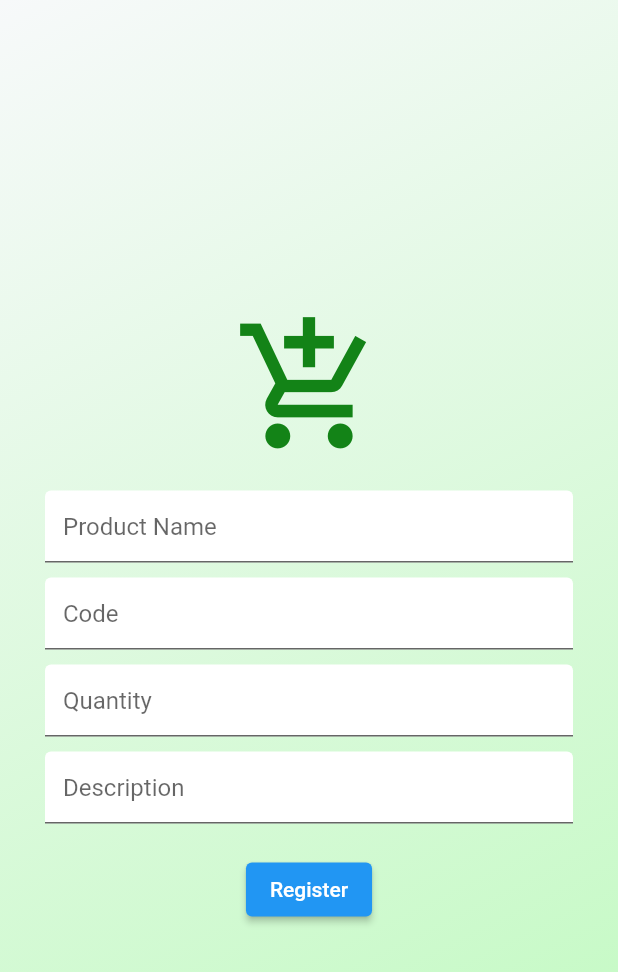
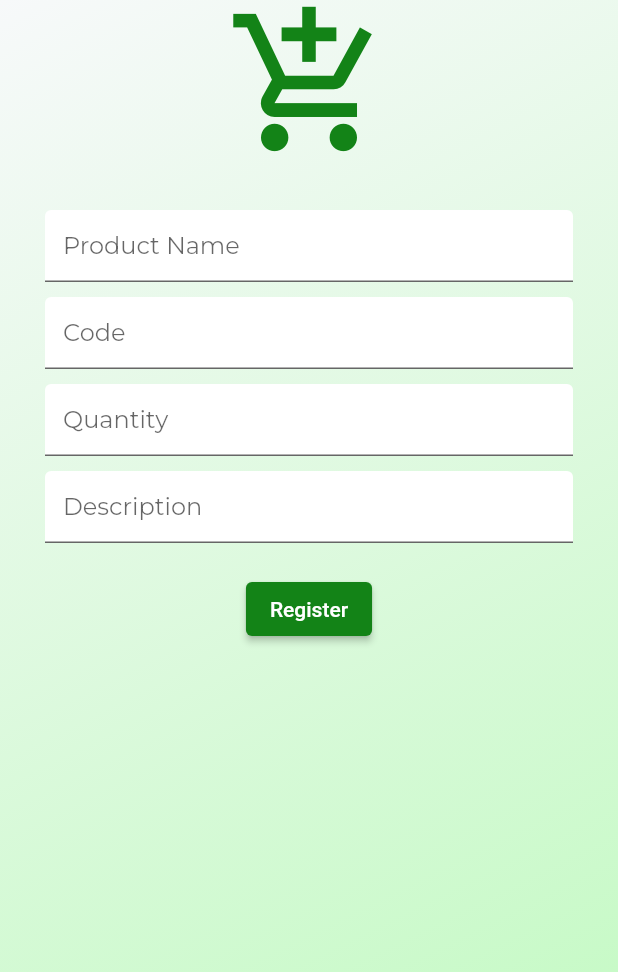
Before and after one commit to karolalencar/aa2-desenvolvimento-movel, a Flutter app: the screen it shows after launch, after a tap on the "add" icon, on a phone screen of 412 x 824 dp. Shown: the top 972 px of the screen. Run offline on Flutter 3.47's test engine with Material 2 defaults, Android fonts, the phone set to English and light mode, and no system bars; generated files the repository leaves out were written again; network calls fail.

Commit message:
fix color and overflow

```diff
--- a/lib/components/products_form.dart
+++ b/lib/components/products_form.dart
@@ -60,20 +60,26 @@ class _ProductsFormState extends State<ProductsForm> {
             end: Alignment.bottomRight,
           ),
         ),
-        child: Center(
+      child: ListView(
+        children: [
+          Center(
           child: Column(
             mainAxisAlignment: MainAxisAlignment.center,
             children: [
               const Icon(
                 Icons.add_shopping_cart_outlined, // Ícone centralizado
-                size: 100,
+                size: 110,
                 color: Color.fromARGB(255, 19, 131, 23),
               ),
-              const SizedBox(height: 20),
+              const SizedBox(height: 30),
               Padding(
                 padding: const EdgeInsets.symmetric(horizontal: 30),
                 child: TextFormField(
                   controller: nameController,
+                  style: TextStyle(
+                      fontSize: 16,
+                      fontFamily: 'Montserrat',
+                  ),
                   decoration: InputDecoration(
                     hintText: AppLocalizations.of(context)!.name,
                     fillColor: Colors.white,
@@ -86,6 +92,10 @@ class _ProductsFormState extends State<ProductsForm> {
                 padding: const EdgeInsets.symmetric(horizontal: 30),
                 child: TextFormField(
                   controller: codeController,
+                  style: TextStyle(
+                      fontSize: 16,
+                      fontFamily: 'Montserrat',
+                  ),
                   decoration: InputDecoration(
                     hintText: AppLocalizations.of(context)!.code_F,
                     fillColor: Colors.white,
@@ -98,6 +108,10 @@ class _ProductsFormState extends State<ProductsForm> {
                 padding: const EdgeInsets.symmetric(horizontal: 30),
                 child: TextFormField(
                   controller: amountController,
+                  style: TextStyle(
+                      fontSize: 16,
+                      fontFamily: 'Montserrat',
+                  ),
                   keyboardType: TextInputType.number,
                   decoration: InputDecoration(
                     hintText: AppLocalizations.of(context)!.quant_F,
@@ -111,6 +125,10 @@ class _ProductsFormState extends State<ProductsForm> {
                 padding: const EdgeInsets.symmetric(horizontal: 30),
                 child: TextFormField(
                   controller: descriptionController,
+                  style: TextStyle(
+                      fontSize: 16,
+                      fontFamily: 'Montserrat',
+                  ),
                   decoration: InputDecoration(
                     hintText: AppLocalizations.of(context)!.desc_F,
                     fillColor: Colors.white,
@@ -132,7 +150,7 @@ class _ProductsFormState extends State<ProductsForm> {
                     content: Text(
                       'Product added successfully!',
                     ),
-                    backgroundColor: Colors.blue,
+                    backgroundColor: Color.fromARGB(255, 19, 131, 23),
                     duration: Duration(seconds: 2),
                   ));
                   Future.delayed(Duration(seconds: 2), () {
@@ -140,14 +158,16 @@ class _ProductsFormState extends State<ProductsForm> {
                   });
                 },
                 style: ElevatedButton.styleFrom(
-                  backgroundColor: Theme.of(context).colorScheme.primary,
+                  backgroundColor: Theme.of(context).colorScheme.secondary,
                 ),
                 child: Text(AppLocalizations.of(context)!.add_F),
-              ),
-            ],
+                ),
+              ],
+            ),
           ),
-        ),
+        ],
       ),
+    ),
     );
   }
 }
--- a/lib/main.dart
+++ b/lib/main.dart
@@ -39,8 +39,8 @@ class ProStockApp extends StatelessWidget {
       home: const MyHomePage(),
       theme: theme.copyWith(
         colorScheme: theme.colorScheme.copyWith(
-          primary: Colors.blue[500],
-          secondary: Colors.teal[200],
+          primary: Color.fromARGB(255, 190, 250, 189),
+          secondary:Color.fromARGB(255, 19, 131, 23),
         ),
         textTheme: theme.textTheme.copyWith(
           titleLarge: const TextStyle(
@@ -114,6 +114,7 @@ class _MyHomePageState extends State<MyHomePage> {
           ),
         ],
         title: const Text('Produtos'),
+        backgroundColor: Color.fromARGB(255, 19, 131, 23),
       ),
       body: SingleChildScrollView(
         child: Column(children: [
```
